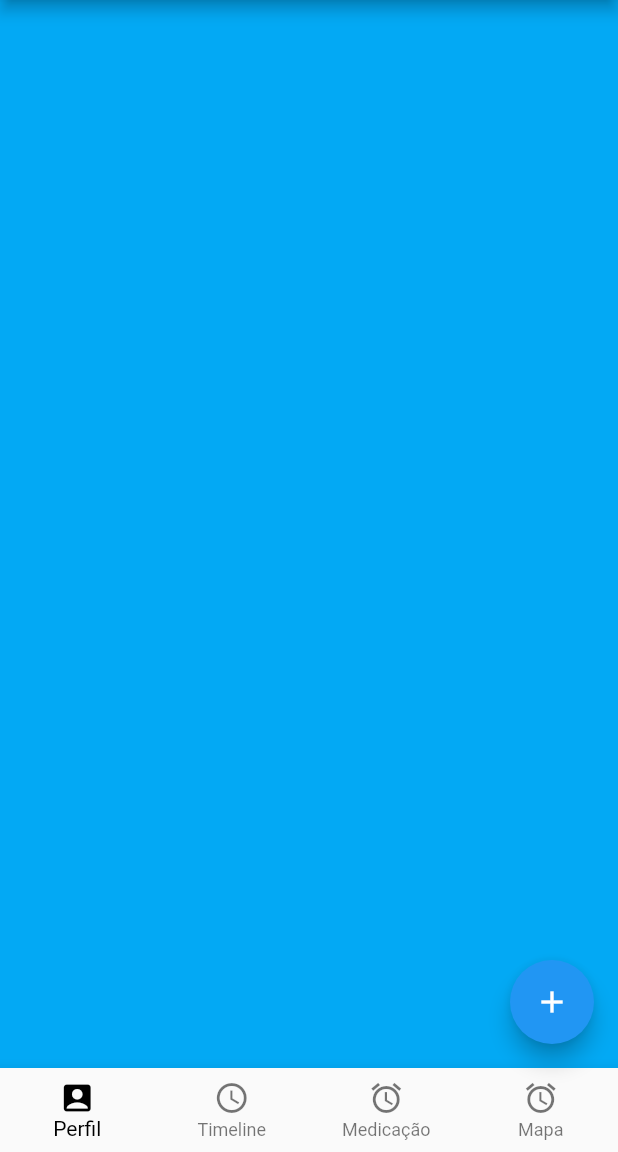
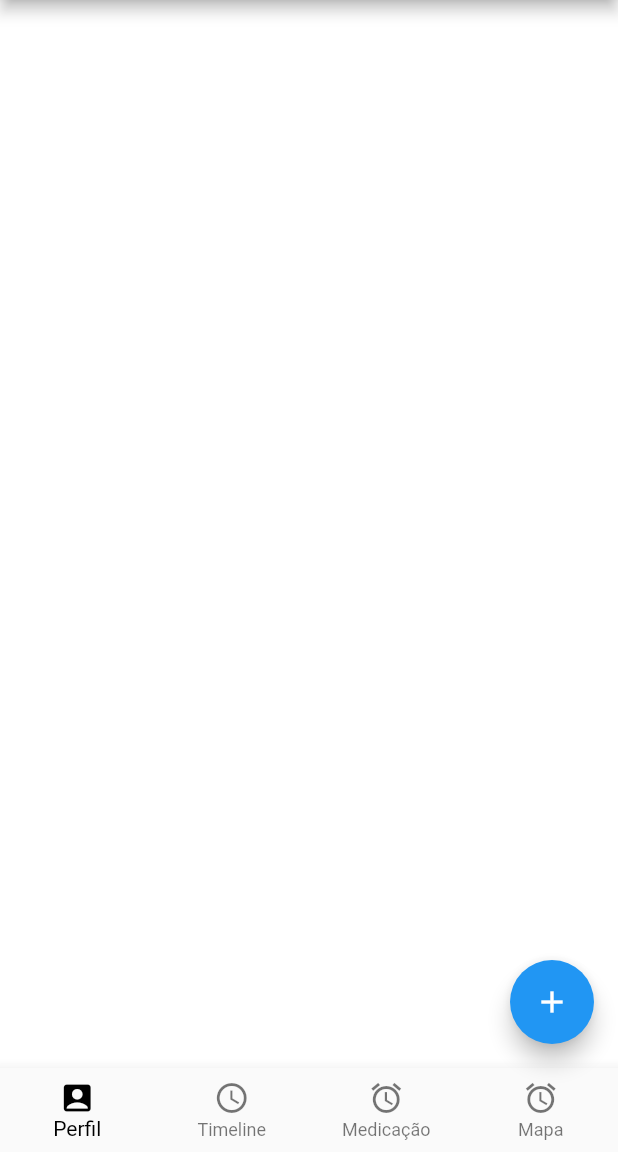
Before and after one commit to jgilfn/hackathon, a Flutter app: the screen it shows after launch, on a phone screen of 412 x 824 dp, the part 84-1236 px from its top. Run offline on Flutter 3.47's test engine with Material 2 defaults, Android fonts, the phone set to English and light mode, and no system bars.

Commit message:
Created  files for each page

```diff
--- a/saoood/lib/main.dart
+++ b/saoood/lib/main.dart
@@ -1,4 +1,9 @@
 import 'package:flutter/material.dart';
+
+import 'profile.dart';
+import 'maps.dart';
+import 'pills.dart';
+import 'timeline.dart';
 
 void main() => runApp(new MyApp());
 
@@ -85,10 +90,10 @@ class _MyHomePageState extends State<MyHomePage>
           });
         },
         children: <Widget> [
-          new Container(decoration: new BoxDecoration(color: Colors.lightBlue),),
-          new Container(decoration: new BoxDecoration(color: Colors.red)),
-          new Container(decoration: new BoxDecoration(color: Colors.black)),
-                    new Container(decoration: new BoxDecoration(color: Colors.teal))
+          new Profile(),
+          new Timeline(),
+          new Pills(),
+          new Maps(),
         ]
         ,
       ),
--- /dev/null
+++ b/saoood/lib/profile.dart
@@ -0,0 +1,20 @@
+import 'package:flutter/material.dart';
+
+class Profile extends StatefulWidget {
+  Profile({Key key}) : super(key: key);
+
+    @override
+  _ProfileState createState() => new _ProfileState();
+}
+
+class _ProfileState extends State<Profile>
+{
+  @override
+  Widget build(BuildContext context)
+  {
+    return new Container(
+       decoration: new BoxDecoration(color: Colors.white),
+       child: new Column(children: <Widget>[],)
+    );
+  }
+}
```
Also changed, not shown: saoood/lib/maps.dart (added, +20 -0 lines), saoood/lib/pills.dart (added, +20 -0 lines), saoood/lib/timeline.dart (added, +20 -0 lines).
